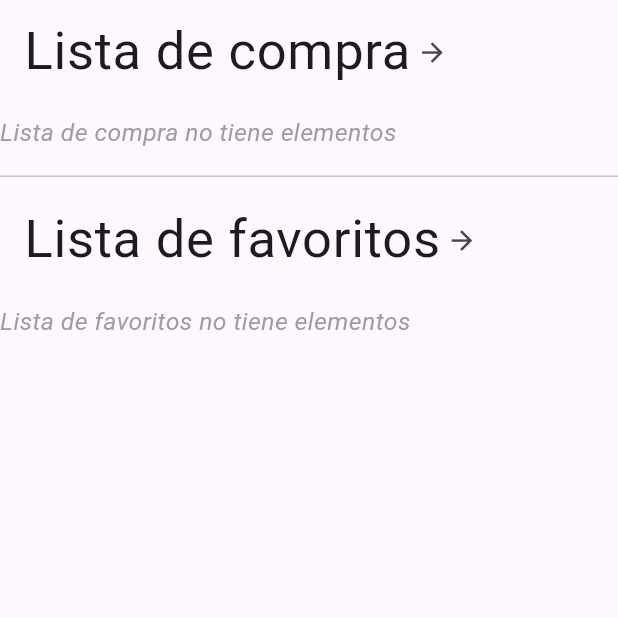
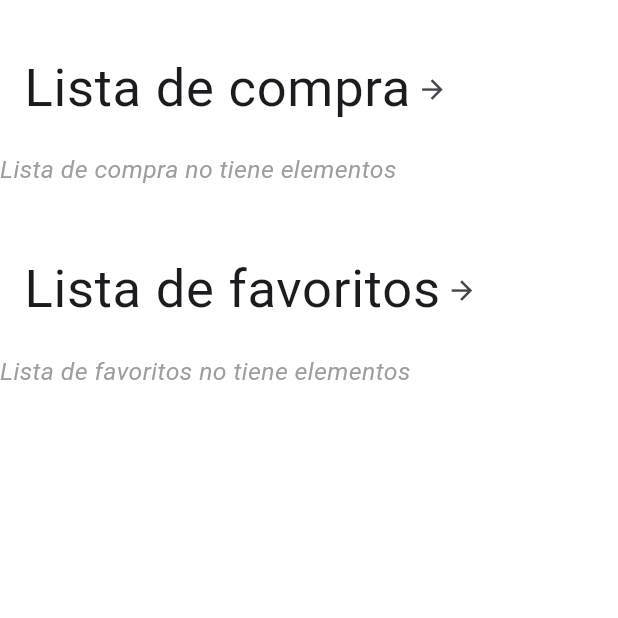
Before and after one commit to QuinoCode/Prizo, a Flutter app: the ListaInterfaz screen opened directly, on a phone screen of 412 x 824 dp, the top half of it. Run offline on Flutter 3.47's test engine with Material 3 defaults, Android fonts, the phone set to English and light mode, and no system bars; our stand-ins replace diacritic, location, sqflite; missing offline and left inert: map_launcher, mobile_scanner; accounts and stored records are empty; key blocks and very long unbroken strings in the code were emptied for the run.

Commit message:
Lista completada menos diseño

```diff
--- a/lib/features/lisa_por_desarrollar/juan.dart
+++ /dev/null
@@ -1,253 +0,0 @@
-import 'package:flutter/material.dart';
-import 'package:prizo/features/lista_compra/application/lista_compra_service.dart';
-import 'package:prizo/features/lista_favoritos/application/lista_favoritos_service.dart';
-import 'package:prizo/shared/data_entities/models/producto.dart';
-import 'package:prizo/shared/data_entities/models/lista_compra.dart';
-import 'package:prizo/shared/data_entities/models/lista_favoritos.dart';
-import 'package:prizo/features/lista_compra/presentation/lista_compra_interfaz.dart';
-import 'package:prizo/features/lista_favoritos/presentation/lista_favoritos_interfaz.dart';
-
-class ListaInterfaz extends StatefulWidget {
-  ListaInterfaz({super.key});
-
-  @override
-  _ListaInterfazState createState() => _ListaInterfazState();
-}
-
-class _ListaInterfazState extends State<ListaInterfaz> {
-  final ListaCompraService listaCompraService = ListaCompraService();
-  final ListaFavoritosService listaFavoritosService = ListaFavoritosService();
-  List<Producto> productosCompra = [];
-  List<String> productosCompraNombre = [];
-  List<Producto> productosFavoritos = [];
-  List<String> productosFavoritosNombre = [];
-  ListaCompra listaCompra = ListaCompra(
-      id: '1', usuario: 'usuario_demo', productos: []);
-  ListaFavoritos listaFavoritos = ListaFavoritos(
-      id: '1', usuario: 'usuario_demo', productos: []);
-
-  @override
-  void initState() {
-    super.initState();
-    _initializeProductosFavoritos();
-    _initializeNombresFavoritos();
-    _initializeProductosCompra();
-    _initializeNombresCompra();
-    _initializeListaFavoritos();
-    _initializeListaCompra();
-  }
-  void _initializeListaFavoritos() async {
-    // Llama a generar_ListaFavoritos y espera el resultado
-    ListaFavoritos fetchedListaFavoritos = await listaFavoritosService.generar_ListaFavoritos();
-
-    // Actualiza el estado con los datos obtenidos
-    setState(() {
-      listaFavoritos = fetchedListaFavoritos;
-    });
-  }
-  void _initializeListaCompra() async {
-    // Llama a generar_ListaCompra y espera el resultado
-    ListaCompra fetchedListaCompra = await listaCompraService.generar_ListaCompra();
-
-    // Actualiza el estado con los datos obtenidos
-    setState(() {
-      listaCompra = fetchedListaCompra;
-    });
-  }
-  void _initializeProductosFavoritos() async {
-    List<Producto> productos = await listaFavoritosService.DB_fetchProducts();
-    setState(() {
-      productosFavoritos = productos;
-    });
-  }
-  void _initializeNombresFavoritos() async {
-    List<String> nombres = await listaFavoritosService.DB_generarNombres();
-    setState(() {
-      productosFavoritosNombre = nombres;
-    });
-  }
-  void _initializeProductosCompra() async {
-    List<Producto> productos = await listaCompraService.DB_fetchProducts();
-    setState(() {
-      productosCompra = productos;
-    });
-  }
-  void _initializeNombresCompra() async {
-    List<String> nombres = await listaCompraService.DB_generarNombres();
-    setState(() {
-      productosCompraNombre = nombres;
-    });
-  }
-
-  void _navigateToListaCompra() {
-    Navigator.push(
-      context,
-      MaterialPageRoute(
-        builder: (context) => ListaCompraInterfaz(listaCompra: listaCompra),
-      ),
-    );
-  }
-
-  void _navigateToListaFavoritos() {
-    Navigator.push(
-      context,
-      MaterialPageRoute(
-        builder: (context) => ListaFavoritosInterfaz(listaFavoritos: listaFavoritos, listaCompra: listaCompra, original: listaFavoritos),
-      ),
-    );
-  }
-
-  Widget _buildProductList(String title, List<Producto> productos, List<String> nombres, VoidCallback onNavigate, bool esCompra) {
-    return Builder(
-      builder: (context) {
-        final screenHeight = MediaQuery.of(context).size.height;
-        final screenWidth = MediaQuery.of(context).size.width;
-
-        return Column(
-          crossAxisAlignment: CrossAxisAlignment.start,
-          children: [
-            ListTile(
-              title: Row(
-                mainAxisSize: MainAxisSize.min,
-                children: [
-                  Text(
-                    title,
-                    style: TextStyle(
-                      fontSize: screenWidth * 0.085,
-                    ),
-                  ),
-                  SizedBox(width: screenWidth * 0.01),
-                  Icon(Icons.arrow_forward, size: screenWidth * 0.05),
-                ],
-              ),
-              onTap: onNavigate,
-            ),
-            if (productos.isEmpty || nombres.isEmpty)
-              Padding(
-                padding: EdgeInsets.symmetric(vertical: screenHeight * 0.01),
-                child: Text(
-                  "$title no tiene elementos",
-                  style: TextStyle(
-                    fontSize: screenWidth * 0.04,
-                    fontStyle: FontStyle.italic,
-                    color: Colors.grey,
-                  ),
-                  textAlign: TextAlign.center,
-                ),
-              )
-            else
-              SizedBox(
-                height: screenHeight * 0.25,
-                child: ListView.builder(
-                  scrollDirection: Axis.horizontal,
-                  itemCount: productos.length,
-                  itemBuilder: (context, index) {
-                    final producto = productos[index];
-                    final nombre = nombres[index];
-
-                    return FutureBuilder<bool>(
-                      future: listaCompraService.DB_Tick_tiene_tick(producto),
-                      builder: (context, snapshot) {
-                        final tieneTick = snapshot.data ?? false;
-                        final iconPath = tieneTick
-                            ? 'assets/icons/checked_checkbox.png'
-                            : 'assets/icons/empty_checkbox.png';
-
-                        return Row(
-                          children: [
-                            Container(
-                              width: screenWidth * 0.4,
-                              margin: EdgeInsets.symmetric(horizontal: screenWidth * 0.01),
-                              child: Column(
-                                crossAxisAlignment: CrossAxisAlignment.center,
-                                children: [
-                                  Expanded(
-                                    child: ClipRRect(
-                                      borderRadius: BorderRadius.circular(screenWidth * 0.02),
-                                      child: Image.network(
-                                        producto.foto,
-                                        fit: BoxFit.cover,
-                                        errorBuilder: (context, error, stackTrace) {
-                                          return Icon(
-                                            Icons.image,
-                                            size: screenWidth * 0.1,
-                                            color: Colors.grey,
-                                          );
-                                        },
-                                      ),
-                                    ),
-                                  ),
-                                  SizedBox(height: screenHeight * 0.01),
-                                  esCompra
-                                      ? Column(
-                                    crossAxisAlignment: CrossAxisAlignment.start,
-                                    children: [
-                                      Text(
-                                        nombre,
-                                        style: TextStyle(fontSize: screenWidth * 0.04),
-                                      ),
-                                      SizedBox(height: screenHeight * 0.005),
-                                      GestureDetector(
-                                        onTap: () async {
-                                          setState(() {
-                                            if (tieneTick) {
-                                              listaCompraService.DB_Tick_quitar(producto);
-                                            } else {
-                                              listaCompraService.DB_Tick_annadir(producto);
-                                            }
-                                          });
-                                        },
-                                        child: Image.asset(
-                                          iconPath,
-                                          width: screenWidth * 0.08,
-                                          height: screenWidth * 0.08,
-                                        ),
-                                      ),
-                                    ],
-                                  )
-                                      : Text(
-                                    nombre,
-                                    style: TextStyle(fontSize: screenWidth * 0.04),
-                                  ),
-                                ],
-                              ),
-                            ),
-                            if (index != productos.length - 1)
-                              Container(
-                                width: screenWidth * 0.0055,
-                                height: screenHeight * 0.25,
-                                color: Color(0xFF95B3FF),
-                              ),
-                          ],
-                        );
-                      },
-                    );
-                  },
-                ),
-              ),
-          ],
-        );
-      },
-    );
-  }
-
-  @override
-  Widget build(BuildContext context) {
-    return Scaffold(
-      body: ListView(
-        children: [
-          _buildProductList("Lista de compra", productosCompra, productosCompraNombre, _navigateToListaCompra, true),
-          Divider(),
-          _buildProductList("Lista de favoritos", productosFavoritos, productosFavoritosNombre, _navigateToListaFavoritos, false),
-        ],
-      ),
-    );
-  }
-}
-
-
-void main() {
-  runApp(MaterialApp(
-    home: ListaInterfaz(),
-  ));
-}
--- a/lib/features/lisa_por_desarrollar/lista.dart
+++ b/lib/features/lisa_por_desarrollar/lista.dart
@@ -242,10 +242,16 @@ class _ListaInterfazState extends State<ListaInterfaz> {
   @override
   Widget build(BuildContext context) {
     return Scaffold(
+      backgroundColor: Colors.white,
       body: ListView(
         children: [
+          SizedBox(
+            height: MediaQuery.of(context).size.height * 0.03, // Ajusta el espacio aquí
+          ),
           _buildProductList("Lista de compra", productosCompra, productosCompraNombre, _navigateToListaCompra, true),
-          Divider(),
+          SizedBox(
+            height: MediaQuery.of(context).size.height * 0.03, // Ajusta el espacio aquí
+          ),
           _buildProductList("Lista de favoritos", productosFavoritos, productosFavoritosNombre, _navigateToListaFavoritos, false),
         ],
       ),
```
